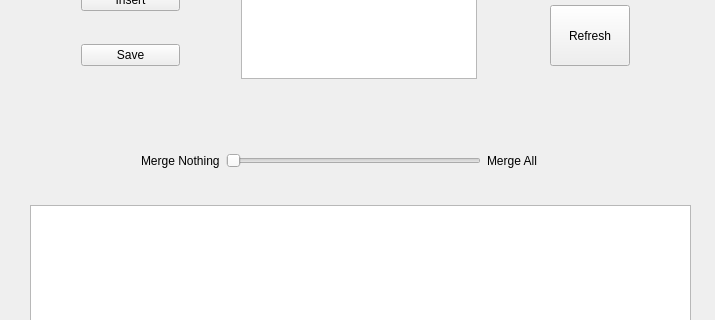
This is vf_gui/forms/main_window.ui in graiola/virtual-fixtures as Qt 5 draws it before an edit; both pictures show x 0 to 715 and y 152 to 472 of the 715 by 680 pixel window. The edited form follows.
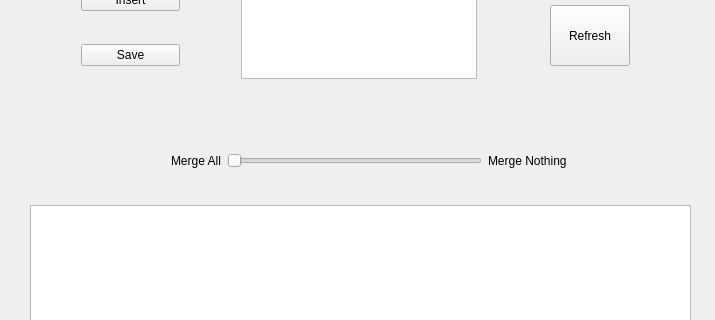
This is the edited form.

Commit message: Flip the merge labels

The edit to the form file:
```diff
--- a/vf_gui/forms/main_window.ui
+++ b/vf_gui/forms/main_window.ui
@@ -124,7 +124,7 @@
    <widget class="QWidget" name="horizontalLayoutWidget">
     <property name="geometry">
      <rect>
-      <x>130</x>
+      <x>160</x>
       <y>270</y>
       <width>431</width>
       <height>51</height>
@@ -132,9 +132,9 @@
     </property>
     <layout class="QHBoxLayout" name="horizontalLayout">
      <item>
-      <widget class="QLabel" name="label_3">
+      <widget class="QLabel" name="label_2">
        <property name="text">
-        <string>Merge Nothing</string>
+        <string>Merge All</string>
        </property>
       </widget>
      </item>
@@ -146,9 +146,9 @@
       </widget>
      </item>
      <item>
-      <widget class="QLabel" name="label_2">
+      <widget class="QLabel" name="label_3">
        <property name="text">
-        <string>Merge All</string>
+        <string>Merge Nothing</string>
        </property>
       </widget>
      </item>
```
